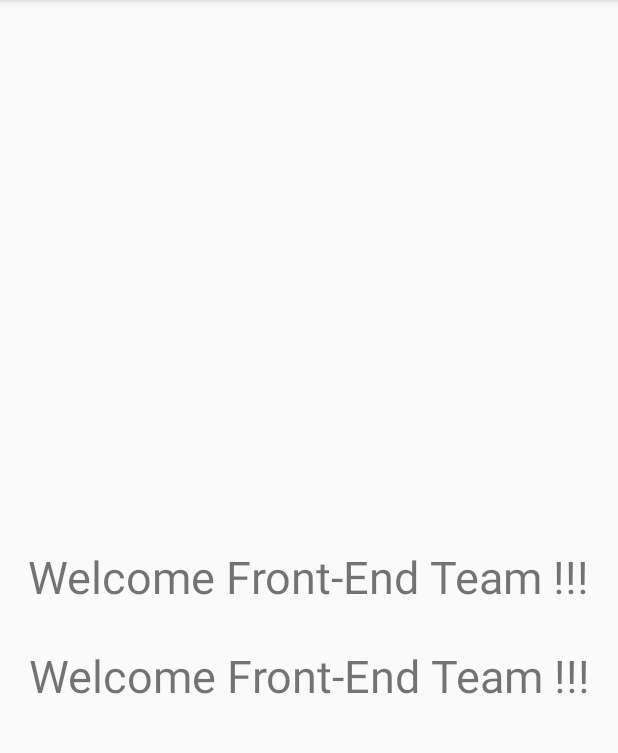
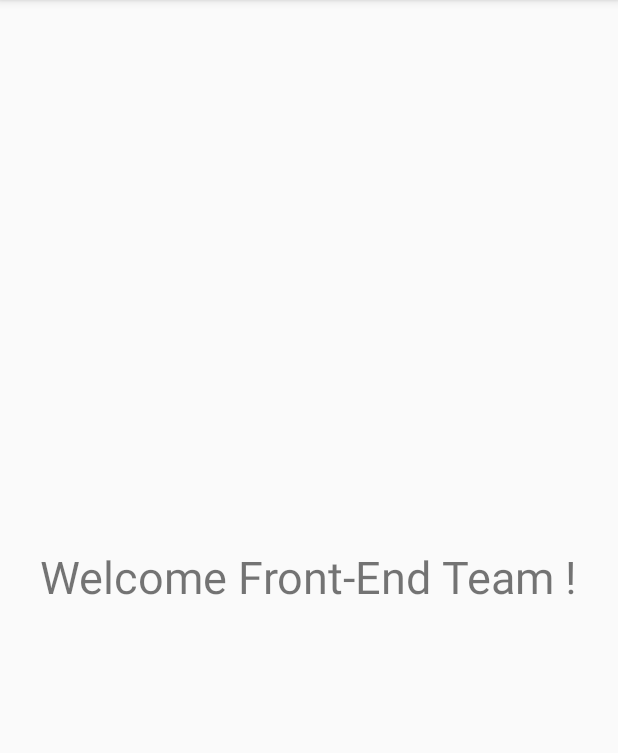
Before and after one commit to javidran/petland-app, an Android app: the screen it shows after launch (MainActivity), on a phone screen of 412 x 824 dp, the part 84-837 px from its top. Run offline under Robolectric (Android 15) with nearby library versions, the phone set to English and light mode, and no system bars.

Commit message:
Fin de test de plataforma
he borrado el string duplicado y borrado dos de los '!'

```diff
--- a/app/src/main/res/layout/activity_main.xml
+++ b/app/src/main/res/layout/activity_main.xml
@@ -16,17 +16,4 @@
         app:layout_constraintRight_toRightOf="parent"
         app:layout_constraintTop_toTopOf="parent" />
 
-    <TextView
-        android:id="@+id/textView"
-        android:layout_width="wrap_content"
-        android:layout_height="wrap_content"
-        android:text="@string/Bienvenida"
-        android:textSize="30sp"
-        app:layout_constraintBottom_toBottomOf="parent"
-        app:layout_constraintHorizontal_bias="0.515"
-        app:layout_constraintLeft_toLeftOf="parent"
-        app:layout_constraintRight_toRightOf="parent"
-        app:layout_constraintTop_toTopOf="parent"
-        app:layout_constraintVertical_bias="0.591" />
-
 </androidx.constraintlayout.widget.ConstraintLayout>
--- a/app/src/main/res/values/strings.xml
+++ b/app/src/main/res/values/strings.xml
@@ -1,4 +1,4 @@
 <resources>
     <string name="app_name">PetLand</string>
-    <string name="Bienvenida">Welcome Front-End Team !!!</string>
+    <string name="Bienvenida">Welcome Front-End Team !</string>
 </resources>
```
